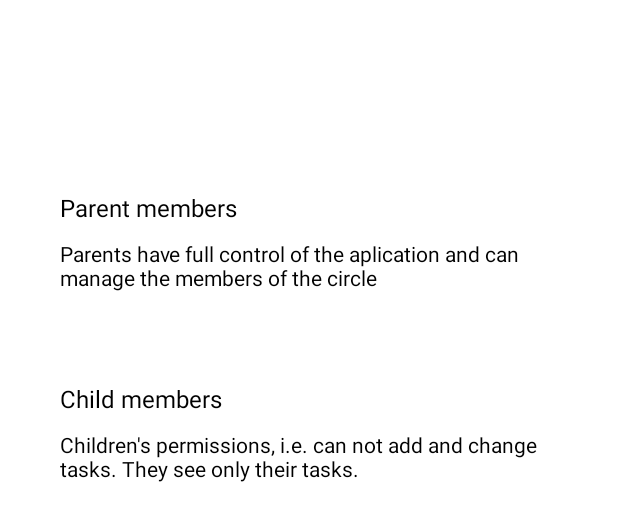
After one commit to SoftwareEngineering-TAY/TipTop, an Android app: the layout activity_parent_rights.xml on its own in the app's theme, with its tools: preview values and no code run, on a phone screen of 412 x 824 dp. The commit adds this screen. Shown: the top 521 px of the screen. Run offline under Robolectric (Android 15) with nearby library versions, the phone set to English and light mode, and no system bars.

Commit message:
fix permition

```diff
--- a/app/src/main/AndroidManifest.xml
+++ b/app/src/main/AndroidManifest.xml
@@ -39,6 +39,7 @@
         <activity android:name=".MembersActivity"/>
         <activity android:name=".ApproveActivity"/>
         <activity android:name=".SettingChildrenActivity"/>
+        <activity android:name=".ParentRightsActivity"/>
 
 
     </application>
--- /dev/null
+++ b/app/src/main/res/layout/activity_parent_rights.xml
@@ -0,0 +1,72 @@
+<?xml version="1.0" encoding="utf-8"?>
+<LinearLayout
+    xmlns:android="http://schemas.android.com/apk/res/android"
+    android:id="@+id/mainLayout"
+    android:layout_width="match_parent"
+    android:layout_height="match_parent"
+    android:orientation="vertical"
+    android:padding="20dp">
+
+    <TextView
+        android:id="@+id/familyName"
+        android:layout_width="wrap_content"
+        android:layout_height="wrap_content"
+        android:layout_marginTop="40dp"
+        android:layout_marginBottom="20dp"
+        android:text=""
+        android:textColor="@android:color/black"
+        android:textSize="20dp"/>
+
+    <LinearLayout
+
+        android:id="@+id/parentMembers"
+        android:layout_width="match_parent"
+        android:layout_height="wrap_content"
+        android:orientation="vertical"
+        android:padding="20dp">
+
+        <TextView
+            android:layout_width="wrap_content"
+            android:layout_height="wrap_content"
+            android:layout_marginBottom="10dp"
+            android:textSize="16dp"
+            android:textColor="@android:color/black"
+            android:text="@string/parent_members"/>
+
+        <TextView
+            android:layout_width="wrap_content"
+            android:layout_height="wrap_content"
+            android:layout_marginBottom="20dp"
+            android:textColor="@android:color/black"
+            android:text="@string/parents_have_full_control_of_the_aplication_and_can_manage_the_members_of_the_circle"/>
+
+    </LinearLayout>
+
+    <LinearLayout
+
+        android:id="@+id/childMembers"
+        android:layout_width="match_parent"
+        android:layout_height="wrap_content"
+        android:orientation="vertical"
+        android:padding="20dp">
+
+        <TextView
+            android:layout_width="wrap_content"
+            android:layout_height="wrap_content"
+            android:layout_marginBottom="10dp"
+            android:textSize="16dp"
+            android:textColor="@android:color/black"
+            android:text="@string/child_members"/>
+
+        <TextView
+            android:layout_width="wrap_content"
+            android:layout_height="wrap_content"
+            android:layout_marginBottom="20dp"
+            android:textColor="@android:color/black"
+            android:text="Children's permissions, i.e. can not add and change tasks.
+They see only their tasks."/>
+
+    </LinearLayout>
+
+
+</LinearLayout>
--- a/app/src/main/res/values/strings.xml
+++ b/app/src/main/res/values/strings.xml
@@ -35,6 +35,9 @@
     <string name="username">Username</string>
     <string name="enter_email_or_username">Enter Email or Username</string>
     <string name="task_assignment">Task assignment:</string>
+    <string name="parent_members">Parent members</string>
+    <string name="parents_have_full_control_of_the_aplication_and_can_manage_the_members_of_the_circle">Parents have full control of the aplication and can manage the members of the circle</string>
+    <string name="child_members">Child members</string>
     <string name="infoParentSpinner">infoParentSpinner</string>
 
     <string-array name="Route">
```
Also changed, not shown: app/src/main/java/com/example/tiptop/CurrentCircleActivity.java (+9 -7 lines), app/src/main/java/com/example/tiptop/ParentRightsActivity.java (added, +148 -0 lines).
